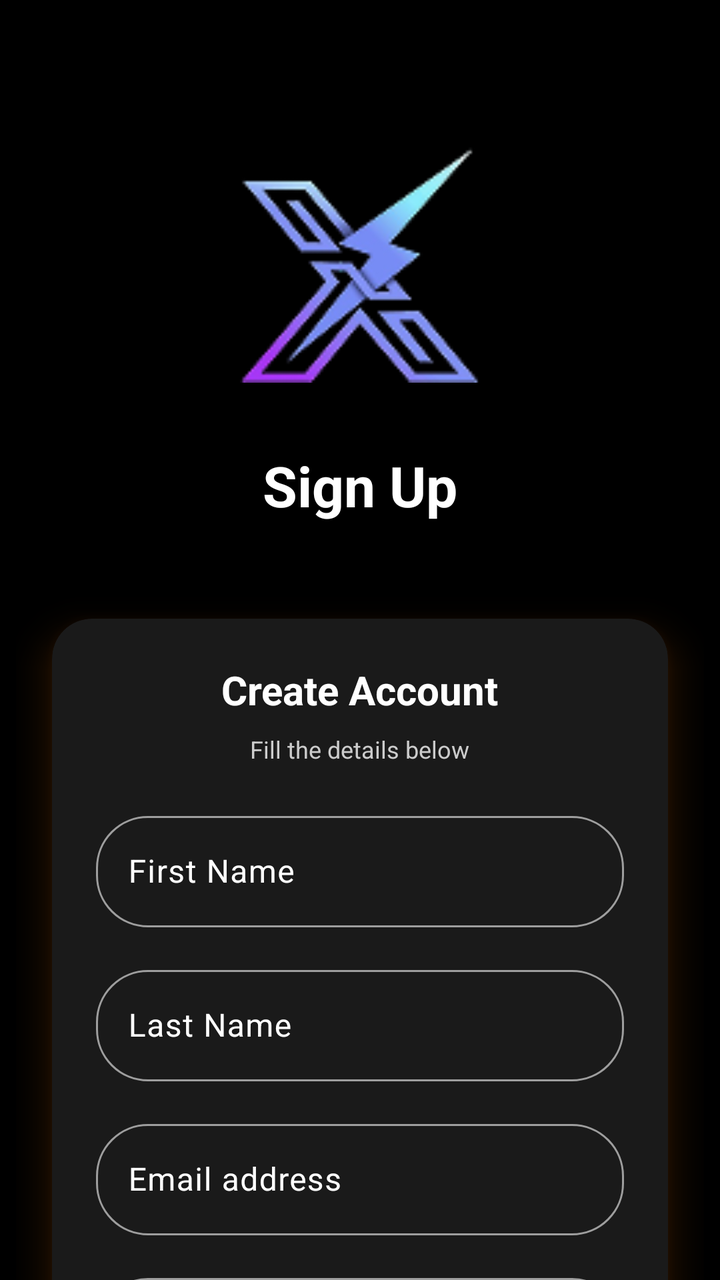
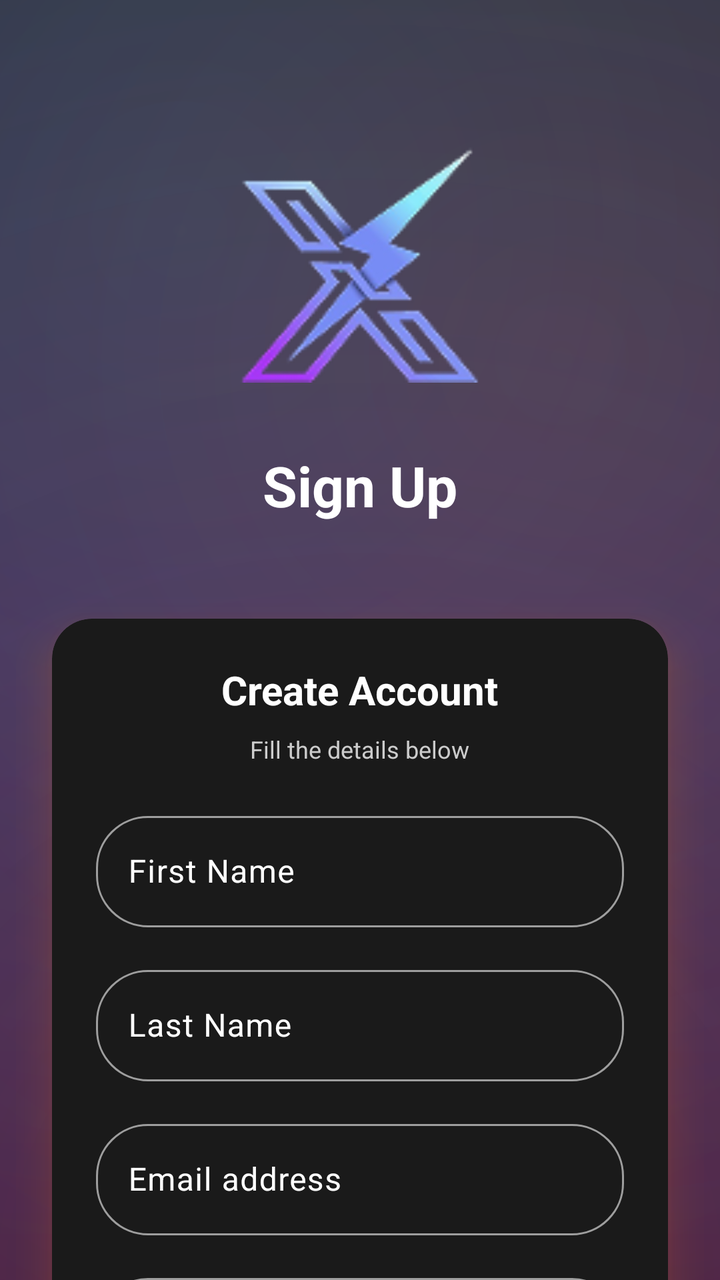

An Android layout rendered at two revisions. The XML below is the earlier revision; the diff shows what the commit changed to produce the second picture.
<!-- AndroidManifest.xml: application theme Theme.Bitbloom -->
<!-- res/layout/fragment_signup.xml -->
<?xml version="1.0" encoding="utf-8"?>
<androidx.coordinatorlayout.widget.CoordinatorLayout xmlns:android="http://schemas.android.com/apk/res/android"
    xmlns:app="http://schemas.android.com/apk/res-auto"
    android:id="@+id/root"
    android:layout_width="match_parent"
    android:layout_height="match_parent"
    android:background="@color/mxg_black"
    android:fitsSystemWindows="true">

    <androidx.core.widget.NestedScrollView
        android:id="@+id/scrollContainer"
        android:layout_width="match_parent"
        android:layout_height="match_parent"
        android:clipToPadding="false"
        android:fillViewport="true"
        android:scrollbars="none">

        <androidx.constraintlayout.widget.ConstraintLayout
            android:layout_width="match_parent"
            android:layout_height="wrap_content"
            android:paddingTop="24dp"
            android:paddingBottom="100dp">

            
            <androidx.constraintlayout.widget.Guideline
                android:id="@+id/gStart"
                android:layout_width="wrap_content"
                android:layout_height="wrap_content"
                android:orientation="vertical"
                app:layout_constraintGuide_begin="8dp" />

            <androidx.constraintlayout.widget.Guideline
                android:id="@+id/gEnd"
                android:layout_width="wrap_content"
                android:layout_height="wrap_content"
                android:orientation="vertical"
                app:layout_constraintGuide_end="8dp" />

            
            <LinearLayout
                android:id="@+id/contentWrap"
                android:layout_width="0dp"
                android:layout_height="wrap_content"
                android:gravity="center_horizontal"
                android:orientation="vertical"
                app:layout_constraintBottom_toBottomOf="parent"
                app:layout_constraintEnd_toEndOf="@id/gEnd"
                app:layout_constraintStart_toStartOf="@id/gStart"
                app:layout_constraintTop_toTopOf="parent"
                app:layout_constraintVertical_bias="0.5">

                
                <ImageView
                    android:id="@+id/brandLogo"
                    android:layout_width="120dp"
                    android:layout_height="120dp"
                    android:layout_gravity="center_horizontal"
                    android:layout_marginTop="48dp"
                    android:contentDescription="@string/cd_brand_logo"
                    android:src="@drawable/logo" />

                
                <TextView
                    android:id="@+id/title"
                    android:layout_width="wrap_content"
                    android:layout_height="wrap_content"
                    android:layout_gravity="center_horizontal"
                    android:layout_marginTop="@dimen/title_top_margin"
                    android:text="@string/fragment_login_sign_up"
                    android:textColor="@color/white"
                    android:textSize="28sp"
                    android:textStyle="bold" />

                
                <com.google.android.material.card.MaterialCardView
                    android:id="@+id/signupFormCard"
                    android:layout_width="match_parent"
                    android:layout_height="wrap_content"
                    android:layout_marginTop="24dp"
                    android:foreground="?attr/selectableItemBackground"
                    android:outlineAmbientShadowColor="#FF7B00"
                    android:outlineSpotShadowColor="#FF7B00"
                    app:cardBackgroundColor="@color/main_card_color"
                    app:cardCornerRadius="20dp"
                    app:cardElevation="12dp"
                    app:cardUseCompatPadding="true"
                    app:strokeColor="@android:color/transparent"
                    app:strokeWidth="0dp">

                    <LinearLayout
                        android:layout_width="match_parent"
                        android:layout_height="wrap_content"
                        android:orientation="vertical"
                        android:padding="22dp">

                        
                        <TextView
                            android:layout_width="wrap_content"
                            android:layout_height="wrap_content"
                            android:layout_gravity="center"
                            android:layout_marginBottom="8dp"
                            android:text="@string/fragment_signup_create_account"
                            android:textColor="@android:color/white"
                            android:textSize="20sp"
                            android:textStyle="bold" />

                        <TextView
                            android:layout_width="wrap_content"
                            android:layout_height="wrap_content"
                            android:layout_gravity="center"
                            android:layout_marginBottom="20dp"
                            android:text="@string/fragment_signup_fill_the_details_below"
                            android:textColor="#CCCCCC"
                            android:textSize="12sp" />

                        
                        <com.google.android.material.textfield.TextInputLayout
                            style="@style/Widget.Bitbloom.TextInput.Auth"
                            android:layout_width="match_parent"
                            android:layout_height="wrap_content"
                            android:hint="@string/fragment_signup_first_name">

                            <com.google.android.material.textfield.TextInputEditText
                                android:id="@+id/nameInput"
                                android:layout_width="match_parent"
                                android:layout_height="wrap_content"
                                android:inputType="textPersonName"
                                android:textColor="@android:color/white" />
                        </com.google.android.material.textfield.TextInputLayout>

                        
                        <com.google.android.material.textfield.TextInputLayout
                            style="@style/Widget.Bitbloom.TextInput.Auth"
                            android:layout_width="match_parent"
                            android:layout_height="wrap_content"
                            android:layout_marginTop="16dp"
                            android:hint="@string/fragment_signup_last_name">

                            <com.google.android.material.textfield.TextInputEditText
                                android:id="@+id/lastNameInput"
                                android:layout_width="match_parent"
                                android:layout_height="wrap_content"
                                android:inputType="textPersonName"
                                android:textColor="@android:color/white" />
                        </com.google.android.material.textfield.TextInputLayout>

                        
                        <com.google.android.material.textfield.TextInputLayout
                            style="@style/Widget.Bitbloom.TextInput.Auth"
                            android:layout_width="match_parent"
                            android:layout_height="wrap_content"
                            android:layout_marginTop="16dp"
                            android:hint="@string/fragment_forget_password_email_address">

                            <com.google.android.material.textfield.TextInputEditText
                                android:id="@+id/emailInput"
                                android:layout_width="match_parent"
                                android:layout_height="wrap_content"
                                android:inputType="textEmailAddress"
                                android:textColor="@android:color/white" />
                        </com.google.android.material.textfield.TextInputLayout>

                        
                        <com.google.android.material.textfield.TextInputLayout
                            style="@style/Widget.Bitbloom.TextInput.Auth"
                            android:layout_width="match_parent"
                            android:layout_height="wrap_content"
                            android:layout_marginTop="16dp"
                            android:hint="@string/fragment_signup_phone_number">

                            <com.google.android.material.textfield.TextInputEditText
                                android:id="@+id/phoneInput"
                                android:layout_width="match_parent"
                                android:layout_height="wrap_content"
                                android:inputType="phone"
                                android:textColor="@android:color/white" />
                        </com.google.android.material.textfield.TextInputLayout>

                        
                        <com.google.android.material.textfield.TextInputLayout
                            style="@style/Widget.Bitbloom.TextInput.Auth"
                            android:layout_width="match_parent"
                            android:layout_height="wrap_content"
                            android:layout_marginTop="16dp"
                            android:hint="@string/fragment_login_password"
                            app:endIconMode="password_toggle">

                            <com.google.android.material.textfield.TextInputEditText
                                android:id="@+id/passwordInput"
                                android:layout_width="match_parent"
                                android:layout_height="wrap_content"
                                android:inputType="textPassword"
                                android:textColor="@android:color/white" />
                        </com.google.android.material.textfield.TextInputLayout>

                        
                        <com.google.android.material.textfield.TextInputLayout
                            style="@style/Widget.Bitbloom.TextInput.Auth"
                            android:layout_width="match_parent"
                            android:layout_height="wrap_content"
                            android:layout_marginTop="16dp"
                            android:hint="@string/fragment_signup_referral_code_optional">

                            <com.google.android.material.textfield.TextInputEditText
                                android:id="@+id/referralInput"
                                android:layout_width="match_parent"
                                android:layout_height="wrap_content"
                                android:inputType="text"
                                android:textColor="@android:color/white" />
                        </com.google.android.material.textfield.TextInputLayout>

                        
                        <com.google.android.material.button.MaterialButton
                            android:id="@+id/signUpBtn"
                            android:layout_width="match_parent"
                            android:layout_height="wrap_content"
                            android:layout_marginTop="16dp"
                            android:minHeight="52dp"
                            android:text="@string/fragment_login_sign_up"
                            android:textAllCaps="false"
                            android:textColor="@android:color/white"
                            android:textStyle="bold"
                            app:backgroundTint="@color/button_color"
                            app:cornerRadius="16dp" />

                        
                        <LinearLayout
                            android:layout_width="wrap_content"
                            android:layout_height="wrap_content"
                            android:layout_gravity="center_horizontal"
                            android:layout_marginVertical="16dp"
                            android:orientation="horizontal">

                            <TextView
                                android:layout_width="wrap_content"
                                android:layout_height="wrap_content"
                                android:text="@string/fragment_signup_already_have_an_account"
                                android:textColor="#B4FFFFFF" />

                            <TextView
                                android:id="@+id/loginLink"
                                android:layout_width="wrap_content"
                                android:layout_height="wrap_content"
                                android:text="@string/fragment_login_login"
                                android:textColor="@color/white"
                                android:textStyle="bold" />
                        </LinearLayout>
                    </LinearLayout>
                </com.google.android.material.card.MaterialCardView>

                <Space
                    android:layout_width="0dp"
                    android:layout_height="24dp" />
            </LinearLayout>
        </androidx.constraintlayout.widget.ConstraintLayout>
    </androidx.core.widget.NestedScrollView>
</androidx.coordinatorlayout.widget.CoordinatorLayout>
<!-- resources referenced by this layout -->
<resources>
  <color name="button_color">#EE6924</color>
  <color name="main_card_color">#1A1A1A</color>
  <color name="mxg_black">#000000</color>
  <color name="white">#FFFFFFFF</color>
  <dimen name="title_top_margin">32dp</dimen>
  <string name="cd_brand_logo">Brand logo</string>
  <string name="fragment_forget_password_email_address">Email address</string>
  <string name="fragment_login_login">Login</string>
  <string name="fragment_login_password">Password</string>
  <string name="fragment_login_sign_up">Sign Up</string>
  <string name="fragment_signup_already_have_an_account">Already have an account? </string>
  <string name="fragment_signup_create_account">Create Account</string>
  <string name="fragment_signup_fill_the_details_below">Fill the details below</string>
  <string name="fragment_signup_first_name">First Name</string>
  <string name="fragment_signup_last_name">Last Name</string>
  <string name="fragment_signup_phone_number">Phone number</string>
  <string name="fragment_signup_referral_code_optional">Referral code (optional)</string>
  <style name="Theme.Bitbloom" parent="Base.Theme.Bitbloom">
          
          <item name="editTextStyle">@style/Widget.MXG.EditText.WhiteCursor</item>
          <item name="android:editTextStyle">@style/Widget.MXG.EditText.WhiteCursor</item>
  
          
          <item name="android:textCursorDrawable">@drawable/cursor_white</item>
      </style>
  <style name="Widget.MXG.EditText.WhiteCursor" parent="Widget.AppCompat.EditText">
          <item name="android:textCursorDrawable">@drawable/cursor_white</item>
      </style>
  <!-- drawable cursor_white (drawable) -->
  <?xml version="1.0" encoding="utf-8"?>
  <shape xmlns:android="http://schemas.android.com/apk/res/android">
      <size android:width="2dp"/>
      <solid android:color="@android:color/white"/>
      <corners android:radius="1dp"/>
  </shape>
  <color name="mxg_white">#FFFFFF</color>
  <color name="status_bar_color">#EE6924</color>
  <color name="light_status_bar_color">#EE6924</color>
  <!-- unchanged entries left out for length: 4 -->
</resources>

<!-- the commit's change to res/layout/fragment_signup.xml (unified diff, before → after) -->
@@ -4,7 +4,7 @@
     android:id="@+id/root"
     android:layout_width="match_parent"
     android:layout_height="match_parent"
-    android:background="@color/mxg_black"
+    android:background="@drawable/bg_mxg_deposit_gradient"
     android:fitsSystemWindows="true">
 
     <androidx.core.widget.NestedScrollView
<!-- resource entries referenced after the edit -->
@@ -5,6 +5,65 @@
   <color name="mxg_black">#000000</color>
   <color name="white">#FFFFFFFF</color>
   <dimen name="title_top_margin">32dp</dimen>
+  <!-- drawable bg_mxg_deposit_gradient (drawable) -->
+  <?xml version="1.0" encoding="utf-8"?>
+  <layer-list xmlns:android="http://schemas.android.com/apk/res/android">
+  
+      
+      <item>
+          <shape android:shape="rectangle">
+              <gradient
+                  android:type="linear"
+                  android:angle="270"
+                  android:startColor="#1C1F3A"
+                  android:centerColor="#2C2150"
+                  android:endColor="#341A38"/>
+          </shape>
+      </item>
+  
+      
+      <item android:gravity="top|start">
+          <shape android:shape="rectangle">
+              <gradient
+                  android:type="radial"
+                  android:centerX="25%"
+                  android:centerY="18%"
+                  android:gradientRadius="700dp"
+                  android:startColor="#2240E6FF"
+                  android:centerColor="#0F40E6FF"
+                  android:endColor="#0040E6FF"/>
+          </shape>
+      </item>
+  
+      
+      <item android:gravity="top|end">
+          <shape android:shape="rectangle">
+              <gradient
+                  android:type="radial"
+                  android:centerX="78%"
+                  android:centerY="28%"
+                  android:gradientRadius="700dp"
+                  android:startColor="#26FF9F43"
+                  android:centerColor="#12FF9F43"
+                  android:endColor="#00FF9F43"/>
+          </shape>
+      </item>
+  
+      
+      <item android:gravity="bottom|center_horizontal">
+          <shape android:shape="rectangle">
+              <gradient
+                  android:type="radial"
+                  android:centerX="50%"
+                  android:centerY="100%"
+                  android:gradientRadius="820dp"
+                  android:startColor="#26E640A1"
+                  android:centerColor="#10E640A1"
+                  android:endColor="#00E640A1"/>
+          </shape>
+      </item>
+  
+  </layer-list>
   <string name="cd_brand_logo">Brand logo</string>
   <string name="fragment_forget_password_email_address">Email address</string>
   <string name="fragment_login_login">Login</string>
